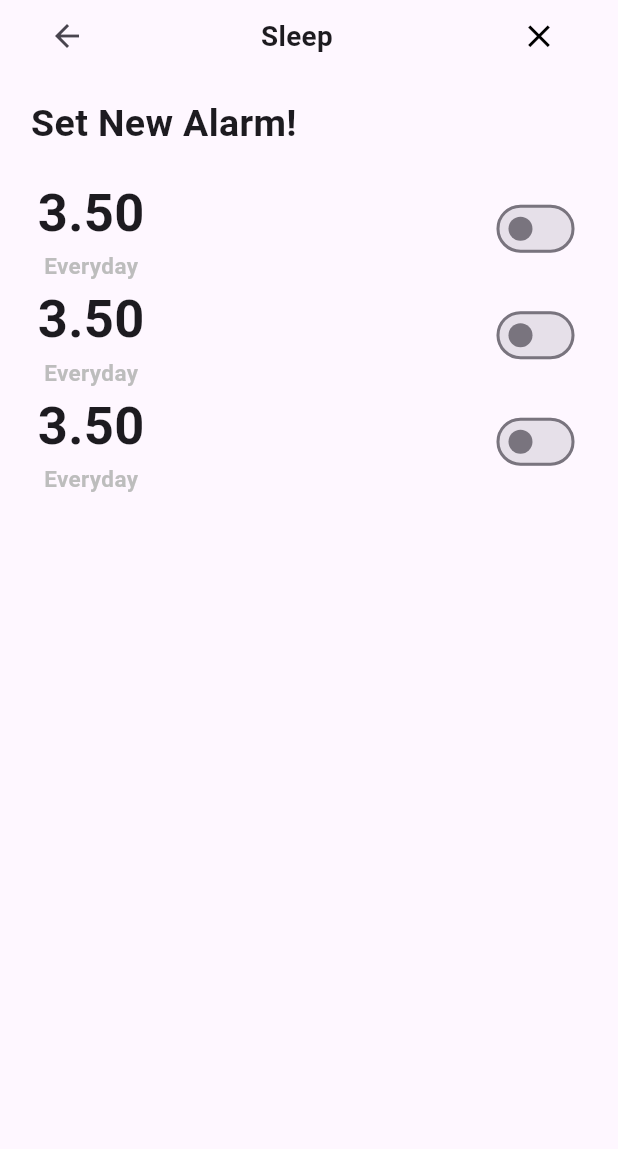
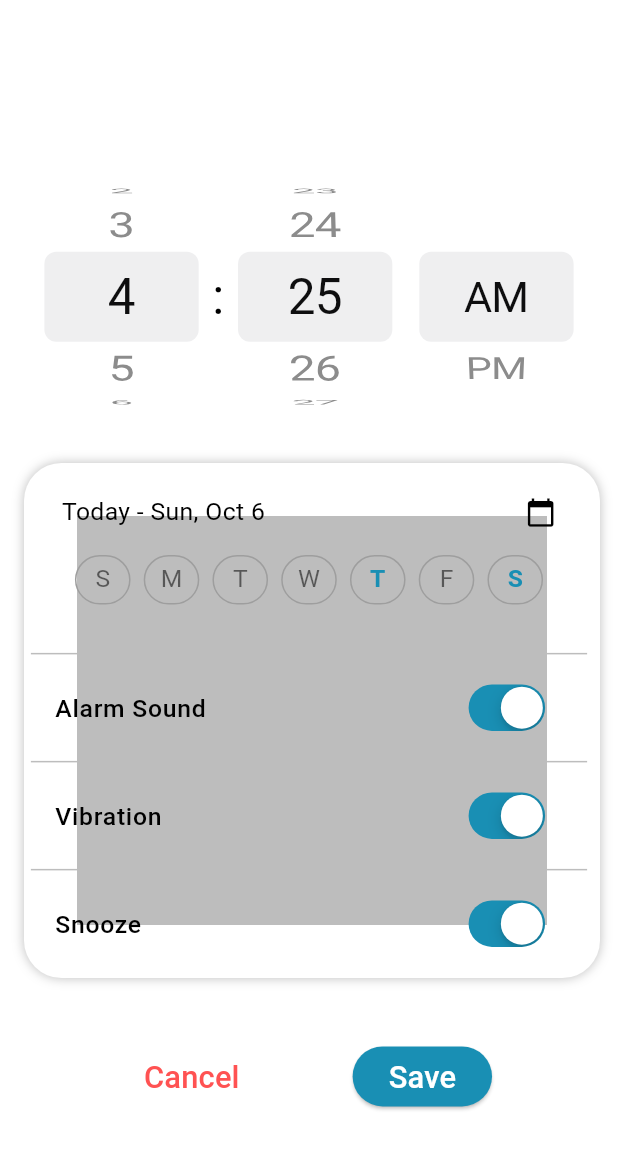
Before and after one commit to youssefalaa10/PureFit, a Flutter app: the screen it shows after launch, on a phone screen of 412 x 824 dp. Shown: the top 1149 px of the screen. Run offline on Flutter 3.47's test engine with Material 3 defaults, Android fonts, the phone set to English and light mode, and no system bars; our stand-ins replace bloc, dio, dotted_border, flutter_bloc, flutter_snake_navigationbar, get_it and 7 more; missing offline and left inert: flutter_ruler_picker; accounts and stored records are empty.

Commit message:
feat: :sparkles: build Timer picker screen

```diff
--- a/lib/Core/Routing/App_Router.dart
+++ b/lib/Core/Routing/App_Router.dart
@@ -29,6 +29,7 @@ import '../../Features/Exercises/UI/training_screen.dart';
 import '../../Features/Exercises/UI/weekly_exercise_screen.dart';
 import '../../Features/Profile/Logic/cubit/profile_cubit.dart';
 import '../../Features/Profile/UI/profile_screen.dart';
+import '../../Features/Sleep/Components/timer_picker.dart';
 import '../../Features/TrackSteps/Ui/track_steps_screen.dart';
 import '../../Features/UserInfo/UI/body_metrics.dart';
 import '../../Features/UserInfo/UI/user_age_screen.dart';
@@ -121,6 +122,10 @@ class AppRouter {
       case Routes.setAlarm:
         return MaterialPageRoute(builder: (_) => const SetAlarm());
 
+      case Routes.timerPicker:
+        return MaterialPageRoute(builder: (_) => const TimerPickerScreen());
+
+
       default:
         return null;
     }
--- a/lib/Core/Shared/Routes.dart
+++ b/lib/Core/Shared/Routes.dart
@@ -23,4 +23,5 @@ class Routes {
   static const String restScreen = "/restScreen";
   static const String trainingScreen = "/trainingScreen";
   static const String setAlarm = "/setAlarm";
+  static const String timerPicker = "/timerPicker";
 }
--- /dev/null
+++ b/lib/Features/Sleep/Components/timer_picker.dart
@@ -0,0 +1,412 @@
+import 'package:fitpro/Core/Components/media_query.dart';
+import 'package:fitpro/Core/Shared/app_colors.dart';
+import 'package:flutter/cupertino.dart';
+import 'package:flutter/material.dart';
+
+class TimerPickerScreen extends StatefulWidget {
+  const TimerPickerScreen({super.key});
+
+  @override
+  State<TimerPickerScreen> createState() => _TimerPickerScreenState();
+}
+
+class _TimerPickerScreenState extends State<TimerPickerScreen> {
+  late CustomMQ mq;
+  int selectedHour = 4;
+  int selectedMinute = 25;
+  String period = 'AM';
+  List<bool> selectedDays = [false, false, false, false, true, false, true];
+  bool alarmSound = true;
+  bool snooze = true;
+  bool vibrate = true;
+
+  @override
+  Widget build(BuildContext context) {
+    mq = CustomMQ(context);
+    return Scaffold(
+      body: SafeArea(
+        child: Container(
+          color: ColorManager.backGroundColor,
+          child: Padding(
+            padding: EdgeInsets.symmetric(
+                horizontal: mq.width(5), vertical: mq.height(10)),
+            child: Column(
+              mainAxisAlignment: MainAxisAlignment.start,
+              children: [
+                SizedBox(height: mq.height(4)),
+                TimerPickerSection(
+                  mq: mq,
+                  selectedHour: selectedHour,
+                  selectedMinute: selectedMinute,
+                  period: period,
+                  onTimeChange: (hour, minute, period) {
+                    setState(() {
+                      selectedHour = hour;
+                      selectedMinute = minute;
+                      this.period = period;
+                    });
+                  },
+                ),
+                SizedBox(height: mq.height(4)),
+                Container(
+                  decoration: BoxDecoration(
+                    boxShadow: [
+                      BoxShadow(
+                          spreadRadius: 6,
+                          blurRadius: 6,
+                          blurStyle: BlurStyle.outer,
+                          color: ColorManager.lightGreyColor,
+                          offset: const Offset(2, 2))
+                    ],
+                    borderRadius: BorderRadius.circular(25),
+                  ),
+                  child: Column(
+                    children: [
+                      Padding(
+                        padding: EdgeInsets.symmetric(
+                            vertical: mq.height(2), horizontal: mq.width(5)),
+                        child: Column(
+                          children: [
+                            Row(
+                              mainAxisAlignment: MainAxisAlignment.spaceBetween,
+                              children: [
+                                Text(
+                                  "Today - Sun, Oct 6",
+                                  style: TextStyle(
+                                      color: ColorManager.blackColor,
+                                      fontSize: mq.height(2)),
+                                ),
+                                Icon(
+                                  Icons.calendar_today,
+                                  color: ColorManager.blackColor,
+                                  size: mq.height(2.5),
+                                )
+                              ],
+                            ),
+                            SizedBox(height: mq.height(1)),
+                            DaySelectorSection(
+                                mq: mq, selectedDays: selectedDays),
+                          ],
+                        ),
+                      ),
+                      Divider(
+                          thickness: 1.0, color: ColorManager.lightGreyColor),
+                      AlarmDetailsSection(
+                        mq: mq,
+                        alarmSound: alarmSound,
+                        snooze: snooze,
+                        vibrate: vibrate,
+                        onToggle: (String type) {
+                          setState(() {
+                            switch (type) {
+                              case 'alarmSound':
+                                alarmSound = !alarmSound;
+                                break;
+                              case 'snooze':
+                                snooze = !snooze;
+                                break;
+                              case 'vibrate':
+                                vibrate = !vibrate;
+                                break;
+                            }
+                          });
+                        },
+                      ),
+                    ],
+                  ),
+                ),
+                const Spacer(),
+                BottomButtonsSection(mq: mq),
+              ],
+            ),
+          ),
+        ),
+      ),
+    );
+  }
+}
+
+class TimerPickerSection extends StatelessWidget {
+  final CustomMQ mq;
+  final int selectedHour;
+  final int selectedMinute;
+  final String period;
+  final Function(int, int, String) onTimeChange;
+
+  const TimerPickerSection({
+    super.key,
+    required this.mq,
+    required this.selectedHour,
+    required this.selectedMinute,
+    required this.period,
+    required this.onTimeChange,
+  });
+
+  @override
+  Widget build(BuildContext context) {
+    return SizedBox(
+      height: mq.height(20),
+      child: Row(
+        mainAxisAlignment: MainAxisAlignment.center,
+        children: [
+          Expanded(
+            child: CupertinoPicker(
+              itemExtent: 60,
+              scrollController:
+                  FixedExtentScrollController(initialItem: selectedHour - 1),
+              onSelectedItemChanged: (index) {
+                onTimeChange(index + 1, selectedMinute, period);
+              },
+              children: List<Widget>.generate(
+                12,
+                (index) {
+                  return Center(
+                    child: Text(
+                      '${index + 1}',
+                      style: TextStyle(
+                        color: ColorManager.blackColor,
+                        fontSize: mq.height(4),
+                      ),
+                    ),
+                  );
+                },
+              ),
+            ),
+          ),
+          Text(
+            ':',
+            style: TextStyle(
+                color: ColorManager.blackColor, fontSize: mq.height(4)),
+          ),
+          Expanded(
+            child: CupertinoPicker(
+              itemExtent: 60,
+              scrollController: FixedExtentScrollController(
+                initialItem: selectedMinute,
+              ),
+              onSelectedItemChanged: (index) {
+                onTimeChange(selectedHour, index, period);
+              },
+              children: List<Widget>.generate(
+                60,
+                (index) {
+                  return Center(
+                    child: Text(
+                      index.toString().padLeft(2, '0'),
+                      style: TextStyle(
+                          color: ColorManager.blackColor,
+                          fontSize: mq.height(4)),
+                    ),
+                  );
+                },
+              ),
+            ),
+          ),
+          Expanded(
+            child: CupertinoPicker(
+              itemExtent: 60,
+              scrollController: FixedExtentScrollController(
+                  initialItem: period == 'AM' ? 0 : 1),
+              onSelectedItemChanged: (index) {
+                onTimeChange(
+                    selectedHour, selectedMinute, index == 0 ? 'AM' : 'PM');
+              },
+              children: [
+                Center(
+                  child: Text(
+                    'AM',
+                    style: TextStyle(
+                      color: ColorManager.blackColor,
+                      fontSize: mq.height(3.5),
+                    ),
+                  ),
+                ),
+                Center(
+                  child: Text(
+                    'PM',
+                    style: TextStyle(
+                      color: ColorManager.blackColor,
+                      fontSize: mq.height(3.5),
+                    ),
+                  ),
+                ),
+              ],
+            ),
+          ),
+        ],
+      ),
+    );
+  }
+}
+
+class DaySelectorSection extends StatefulWidget {
+  final CustomMQ mq;
+  final List<bool> selectedDays;
+
+  const DaySelectorSection({
+    super.key,
+    required this.mq,
+    required this.selectedDays,
+  });
+
+  @override
+  _DaySelectorSectionState createState() => _DaySelectorSectionState();
+}
+
+class _DaySelectorSectionState extends State<DaySelectorSection> {
+  @override
+  Widget build(BuildContext context) {
+    return Container(
+      padding: EdgeInsets.symmetric(vertical: widget.mq.height(1)),
+      child: Row(
+        mainAxisAlignment: MainAxisAlignment.spaceEvenly,
+        children: List.generate(
+          7,
+          (index) {
+            final day = ['S', 'M', 'T', 'W', 'T', 'F', 'S'][index];
+            final isSelected = widget.selectedDays[index];
+            return GestureDetector(
+              onTap: () {
+                setState(() {
+                  widget.selectedDays[index] = !isSelected;
+                });
+              },
+              child: Container(
+                width: widget.mq.width(9), // Fixed width for all buttons
+                height: widget.mq.height(4), // Fixed height for all buttons
+                decoration: BoxDecoration(
+                  borderRadius: BorderRadius.circular(30),
+                  border: Border.all(
+                    color: Colors.grey,
+                    width: 1,
+                  ),
+                  color: Colors.transparent,
+                ),
+                alignment: Alignment.center,
+                child: Text(
+                  day,
+                  style: TextStyle(
+                    color: isSelected
+                        ? ColorManager
+                            .primaryColor // Change text color when selected
+                        : Colors.black54,
+                    fontWeight:
+                        isSelected ? FontWeight.bold : FontWeight.normal,
+                    fontSize: widget.mq.height(2), // Font size adjustment
+                  ),
+                ),
+              ),
+            );
+          },
+        ),
+      ),
+    );
+  }
+}
+
+class AlarmDetailsSection extends StatelessWidget {
+  final CustomMQ mq;
+  final bool alarmSound;
+  final bool snooze;
+  final bool vibrate;
+  final Function(String) onToggle;
+
+  const AlarmDetailsSection({
+    super.key,
+    required this.mq,
+    required this.alarmSound,
+    required this.snooze,
+    required this.vibrate,
+    required this.onToggle,
+  });
+
+  @override
+  Widget build(BuildContext context) {
+    return Column(
+      children: [
+        ListTile(
+          leading: Text(
+            "Alarm Sound",
+            style: TextStyle(
+                color: ColorManager.blackColor, fontSize: mq.height(2)),
+          ),
+          trailing: CupertinoSwitch(
+            value: alarmSound,
+            onChanged: (_) => onToggle("alarmSound"),
+            activeColor: ColorManager.primaryColor,
+          ),
+        ),
+        Divider(thickness: 1.0, color: ColorManager.lightGreyColor),
+        ListTile(
+          leading: Text(
+            "Vibration",
+            style: TextStyle(
+                color: ColorManager.blackColor, fontSize: mq.height(2)),
+          ),
+          trailing: CupertinoSwitch(
+            value: vibrate,
+            onChanged: (_) => onToggle("vibrate"),
+            activeColor: ColorManager.primaryColor,
+          ),
+        ),
+        Divider(thickness: 1.0, color: ColorManager.lightGreyColor),
+        ListTile(
+          leading: Text(
+            "Snooze",
+            style: TextStyle(
+                color: ColorManager.blackColor, fontSize: mq.height(2)),
+          ),
+          trailing: CupertinoSwitch(
+            value: snooze,
+            onChanged: (_) => onToggle("snooze"),
+            activeColor: ColorManager.primaryColor,
+          ),
+        ),
+      ],
+    );
+  }
+}
+
+class BottomButtonsSection extends StatelessWidget {
+  final CustomMQ mq;
+
+  const BottomButtonsSection({
+    super.key,
+    required this.mq,
+  });
+
+  @override
+  Widget build(BuildContext context) {
+    return Row(
+      mainAxisAlignment: MainAxisAlignment.spaceEvenly,
+      children: [
+        TextButton(
+          onPressed: () {},
+          child: Text(
+            'Cancel',
+            style: TextStyle(
+              fontSize: mq.height(2.5),
+              color: Colors.redAccent,
+            ),
+          ),
+        ),
+        ElevatedButton(
+          onPressed: () {},
+          style: ElevatedButton.styleFrom(
+            backgroundColor: ColorManager.primaryColor,
+            shape: RoundedRectangleBorder(
+              borderRadius: BorderRadius.circular(20),
+            ),
+          ),
+          child: Text(
+            'Save',
+            style: TextStyle(
+              fontSize: mq.height(2.5),
+              color: ColorManager.backGroundColor,
+            ),
+          ),
+        ),
+      ],
+    );
+  }
+}
--- a/lib/Features/Sleep/set_alarm.dart
+++ b/lib/Features/Sleep/set_alarm.dart
@@ -1,7 +1,7 @@
 import 'package:fitpro/Core/Components/back_button.dart';
 import 'package:fitpro/Core/Components/custom_icon_button.dart';
 import 'package:fitpro/Core/Components/media_query.dart';
-import 'package:fitpro/Features/Sleep/Components/AlarmItem.dart';
+import 'package:fitpro/Features/Sleep/Components/alarm_item.dart';
 import 'package:flutter/material.dart';
 
 class SetAlarm extends StatelessWidget {
--- a/lib/fitpro_app.dart
+++ b/lib/fitpro_app.dart
@@ -12,7 +12,7 @@ class FitproApp extends StatelessWidget {
     return MaterialApp(
       scaffoldMessengerKey: CustomSnackbar.scaffoldMessengerKey,
       debugShowCheckedModeBanner: false,
-      initialRoute: Routes.setAlarm,
+      initialRoute: Routes.timerPicker,
       onGenerateRoute: appRouter.generateRoute,
     );
   }
--- a/pubspec.yaml
+++ b/pubspec.yaml
@@ -28,7 +28,7 @@ environment:
 # the latest version available on pub.dev. To see which dependencies have newer
 # versions available, run `flutter pub outdated`.
 dependencies:
-  alarm: ^4.0.1
+  # alarm: ^4.0.1
   bloc: ^8.1.4
   cupertino_icons: ^1.0.8
   dio: ^5.7.0
```
Also changed, not shown: lib/Features/Sleep/Components/alarm_item.dart (renamed from lib/Features/Sleep/Components/AlarmItem.dart), pubspec.lock.
